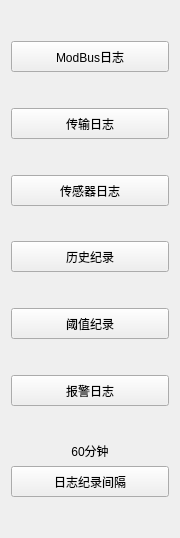
Above: IDC_TestSystem/SI-PDU/toolbox/silogstoolwid.ui from ChinaClever/IDC_TestSystem before the change. Below: the same form after it.
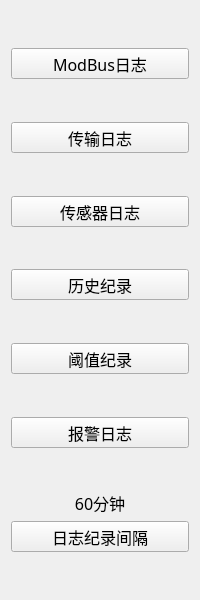
That is the form after the change.

The edit to the form file:
```diff
--- a/IDC_TestSystem/SI-PDU/toolbox/silogstoolwid.ui
+++ b/IDC_TestSystem/SI-PDU/toolbox/silogstoolwid.ui
@@ -6,8 +6,8 @@
    <rect>
     <x>0</x>
     <y>0</y>
-    <width>180</width>
-    <height>538</height>
+    <width>200</width>
+    <height>600</height>
    </rect>
   </property>
   <property name="sizePolicy">
@@ -16,6 +16,12 @@
     <verstretch>0</verstretch>
    </sizepolicy>
   </property>
+  <property name="font">
+   <font>
+    <family>微软雅黑</family>
+    <pointsize>12</pointsize>
+   </font>
+  </property>
   <property name="windowTitle">
    <string>Form</string>
   </property>
```
